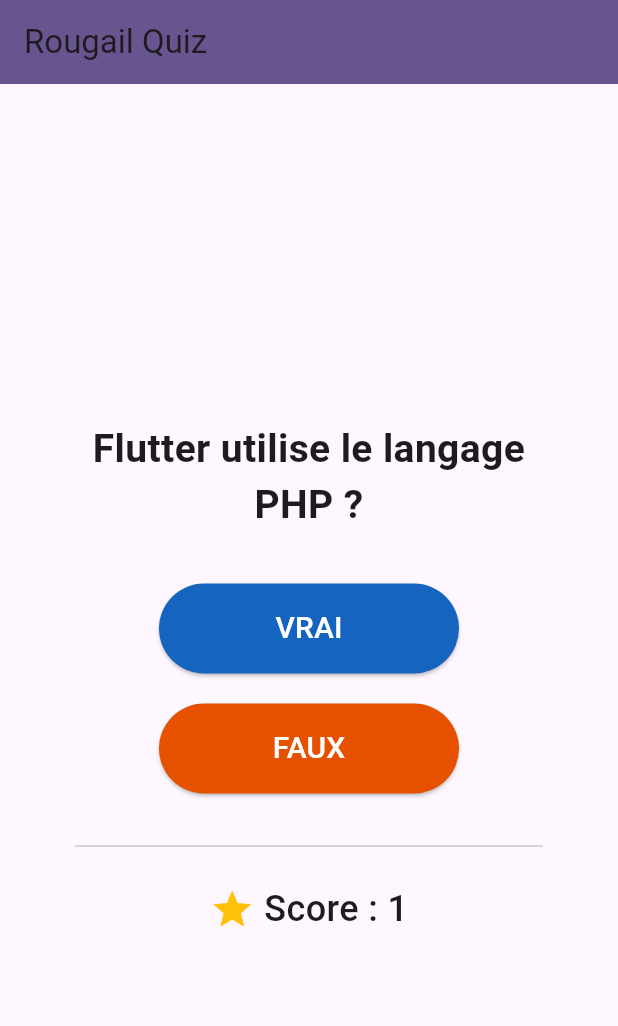
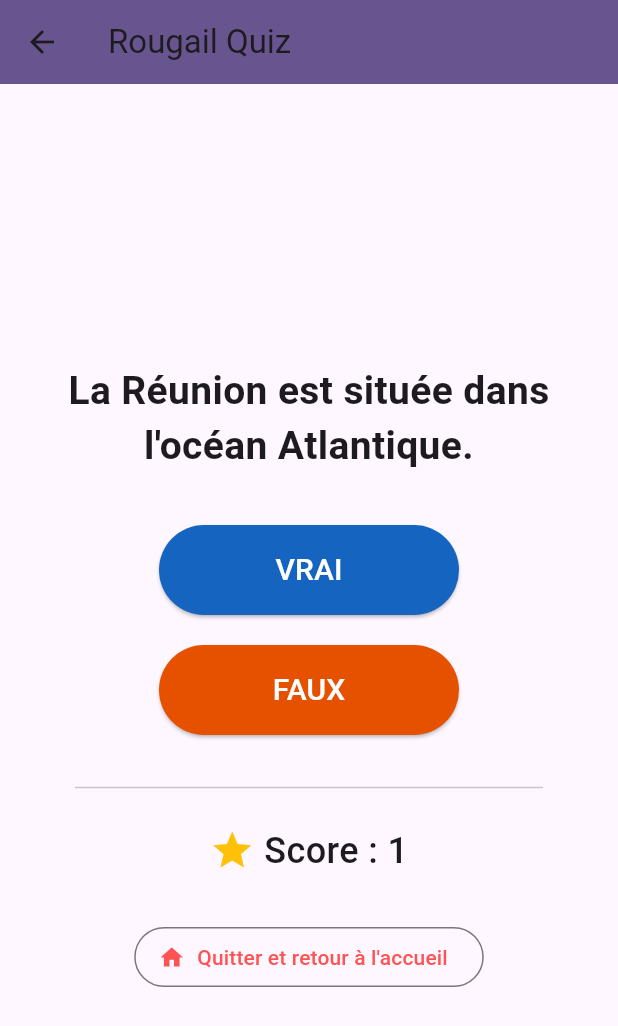
Before and after one commit to SylvieHoareau/rougail-quizz, a Flutter app: the EcranQuizz screen opened directly, after a tap on "VRAI", on a phone screen of 412 x 824 dp. Shown: the top 1026 px of the screen. Run offline on Flutter 3.47's test engine with Material 3 defaults, Android fonts, the phone set to English and light mode, and no system bars.

Commit message:
feat: ajout d'une snackBar pour les bonnes ou les mauvaises réponses

```diff
--- /dev/null
+++ b/rougail_quizz/assets/questions.json
@@ -0,0 +1,10 @@
+[
+  {
+    "questionText": "Le Piton de la Fournaise est l'un des volcans les plus actifs au monde.",
+    "isCorrect": true
+  },
+  {
+    "questionText": "La Réunion est située dans l'océan Atlantique.",
+    "isCorrect": false
+  }
+]
--- /dev/null
+++ b/rougail_quizz/lib/data.dart
@@ -0,0 +1,17 @@
+// lib/data.dart
+import 'question.dart';
+
+List<Question> listeDeQuestions = [
+  Question("Le Piton de la Fournaise est l'un des volcans les plus actifs au monde.", true),
+  Question("La Réunion est située dans l'océan Atlantique.", false),
+  Question("Le chef-lieu de la Réunion est Saint-Denis.", true),
+  Question("La monnaie utilisée à la Réunion est le Franc Pacifique.", false),
+  Question("Le Piton des Neiges est le point culminant de l'île.", true),
+  Question("La Réunion possède trois cirques : Mafate, Cilaos et Salazie.", true),
+  Question("La Réunion est une île volcanique d'origine corallienne.", false),
+  Question("Le climat de la Réunion est tropical humide.", true),
+  Question("La langue régionale parlée est le Créole réunionnais.", true),
+  Question("La Réunion est une destination touristique populaire pour les amateurs de randonnée.", true),
+  Question("L'île de la Réunion fait partie de l'archipel des Mascareignes.", true),
+  Question('La "Route du Littoral" relie Saint-Denis à Saint-Pierre.', false)
+];
--- a/rougail_quizz/lib/main.dart
+++ b/rougail_quizz/lib/main.dart
@@ -1,9 +1,12 @@
 import 'package:flutter/material.dart';
+import 'question.dart';
+import 'data.dart';
+import 'dart:convert';
+import 'package:flutter/services.dart' show rootBundle;
 
 class Question {
   String texte;
   bool reponse;
-
   Question(this.texte, this.reponse);
 }
 
@@ -38,7 +41,41 @@
         // tested with just a hot reload.
         colorScheme: .fromSeed(seedColor: Colors.deepPurple),
       ),
-      home: const EcranQuizz(title: 'Rougail Quizz Home Page'),
+      // On définit la page d'accueil de l'application, qui est un widget EcranAccueil. C'est la première page que les utilisateurs verront lorsqu'ils ouvriront l'application.
+      home: const EcranAccueil(),
+    );
+  }
+}
+
+// Ecran d'accueil
+class EcranAccueil extends StatelessWidget {
+  const EcranAccueil({super.key});
+
+  @override
+  Widget build(BuildContext context) {
+    return Scaffold( // Le Scaffold fournit la structure de base (appBar, body)
+      appBar: AppBar(title: const Text("Rougail Quizz")),
+      body: Center(
+        child: Column(
+          mainAxisAlignment: MainAxisAlignment.center,
+          children: [
+            Image.asset('assets/images/logo.png', height: 150),
+            const SizedBox(height: 30),
+            ElevatedButton(
+              onPressed: () {
+                Navigator.push(
+                  context,
+                  MaterialPageRoute(
+                    // AJOUT du paramètre title obligatoire ici !
+                    builder: (context) => const EcranQuizz(title: "Session Quizz"),
+                  ),
+                );
+              },
+              child: const Text("Lancer le Quizz"),
+            ),
+          ],
+        ),
+      ),
     );
   }
 }
@@ -67,16 +104,48 @@
 
   // Voici ta banque de questions
   List<Question> listeDeQuestions = [
-    Question("Debian 12 est une distribution Linux ?", true),
-    Question("Flutter utilise le langage PHP ?", false),
-    Question("Le CDA est un titre de niveau 6 ?", true),
-    Question("L'accessibilité est inutile en mobile ?", false),
+    Question("Le Piton de la Fournaise est l'un des volcans les plus actifs au monde.", true),
+    Question("La Réunion est située dans l'océan Atlantique.", false),
+    Question("Le chef-lieu de la Réunion est Saint-Denis.", true),
+    Question("La monnaie utilisée à la Réunion est le Franc Pacifique.", false),
+    Question("Le Piton des Neiges est le point culminant de l'île.", true),
+    Question("La Réunion possède trois cirques : Mafate, Cilaos et Salazie.", true),
+    Question("La Réunion est une île volcanique d'origine corallienne.", false),
+    Question("Le climat de la Réunion est tropical humide.", true),
+    Question("La langue régionale parlée est le Créole réunionnais.", true),
+    Question("La Réunion est une destination touristique populaire pour les amateurs de randonnée.", true),
+    Question("L'île de la Réunion fait partie de l'archipel des Mascareignes.", true),
+    Question('La "Route du Littoral" relie Saint-Denis à Saint-Pierre.', false),
   ];
+
+  // Future<List<Question>> loadQuestions() async {
+  //   // 1. Charger le fichier sous forme de chaîne de caractères
+  //   final String response = await rootBundle.loadString('assets/questions.json');
+
+  //   // 2. Décoder la chaîne en liste d'objets dynamiques
+  //   final List<dynamic> data = json.decode(response);
+
+  //   // 3. Transformer la liste dynamique en liste d'objets Question
+  //   return data.map((json) => Question(json['questionText'], json['isCorrect'])).toList();
+  // }
 
   void verifierReponse(bool choixUtilisateur) {
     // Logique pour vérifier la réponse de l'utilisateur
     // Par exemple, si la bonne réponse est "true" :
     bool bonneReponse = listeDeQuestions[indexQuestion].reponse; // Remplacez par la logique réelle
+
+    // Création du feedback visuel
+    final snackBar = SnackBar(
+      content: Text(
+        choixUtilisateur == bonneReponse ? "Bravo ! 🎉" : "Dommage... 😕",
+        style: const TextStyle(fontSize: 18),
+      ),
+      backgroundColor: choixUtilisateur == bonneReponse ? Colors.green : Colors.red,
+      duration: const Duration(milliseconds: 500), // Très court pour ne pas ralentir le jeu
+    );
+
+    // On affiche la barre
+    ScaffoldMessenger.of(context).showSnackBar(snackBar);
 
     setState(() {
       // 1. Vérification du score
@@ -183,6 +252,19 @@
                 ),
               ],
             ),
+
+            const SizedBox(height: 30), // Un peu d'espace
+            OutlinedButton.icon(
+              onPressed: () {
+                // Cette commande ferme l'écran actuel et revient à l'accueil
+                Navigator.pop(context);
+              },
+              icon: const Icon(Icons.home),
+              label: const Text("Quitter et retour à l'accueil"),
+              style: OutlinedButton.styleFrom(
+                foregroundColor: Colors.redAccent, // Une couleur qui indique qu'on quitte
+              ),
+            ),
           ],
         ),
       ),
--- /dev/null
+++ b/rougail_quizz/lib/question.dart
@@ -0,0 +1,8 @@
+// lib/question.dart
+
+class Question {
+  String texte;
+  bool reponse;
+
+  Question(this.texte, this.reponse);
+}
--- a/rougail_quizz/pubspec.yaml
+++ b/rougail_quizz/pubspec.yaml
@@ -87,3 +87,8 @@
   #
   # For details regarding fonts from package dependencies,
   # see https://flutter.dev/to/font-from-package
+
+  # To add assets to your application, add an assets section, like this:
+  assets:
+    - assets/questions.json
+    - assets/images/logo.png
```
Also changed, not shown: rougail_quizz/assets/images/logo.png (added).
